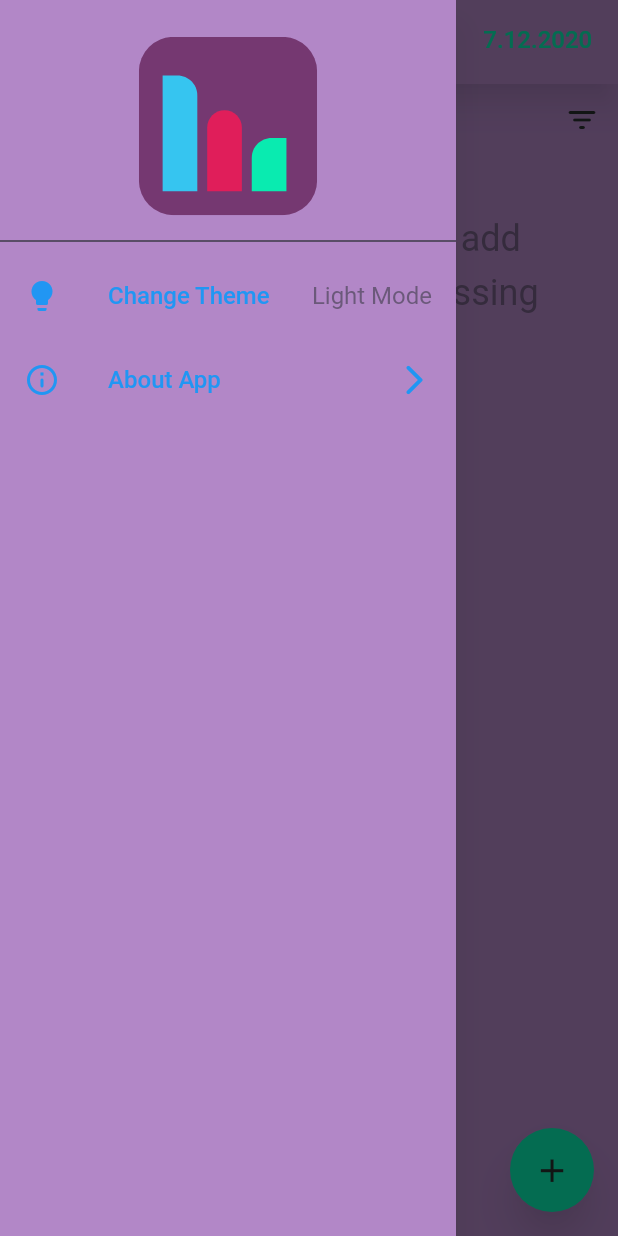
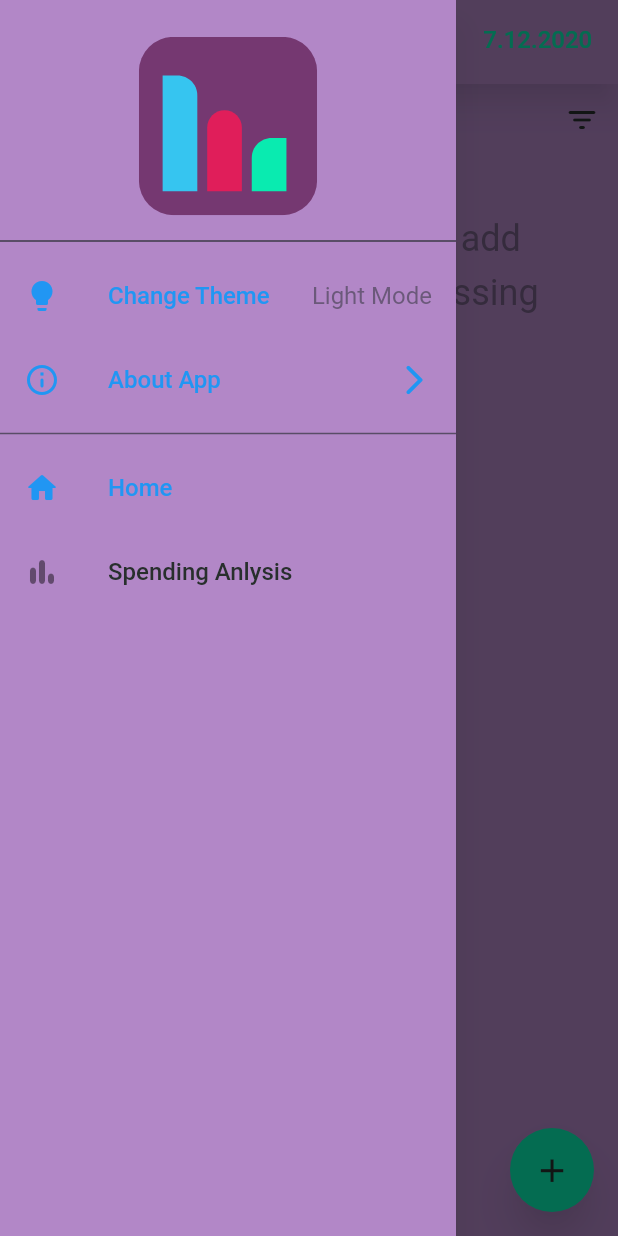
Before and after one commit to Sam21-39/Spend-Analytics, a Flutter app: the MainDashboard screen opened directly, with the side drawer open, on a phone screen of 412 x 824 dp. Run offline on Flutter 3.47's test engine with Material 2 defaults, Android fonts, the phone set to English and light mode, and no system bars; our stand-ins replace flutter_screenutil, flutter_spinkit, flutter_svg, shared_preferences, sqflite; accounts and stored records are empty.

Commit message:
updated tabs

```diff
--- a/spend_analytics/lib/Screens/MainDashboard/main_dashboard.dart
+++ b/spend_analytics/lib/Screens/MainDashboard/main_dashboard.dart
@@ -26,6 +26,7 @@ class _MainDashboardState extends State<MainDashboard> {
 
   bool isLoading = false;
 
+  bool isAnalysis = false;
   @override
   void initState() {
     super.initState();
@@ -60,9 +61,14 @@ class _MainDashboardState extends State<MainDashboard> {
               ),
             ],
           ),
-          drawer: NavigationDrawer(),
+          drawer: NavigationDrawer(
+            isAnalysis: isAnalysis,
+            tabChangeCallback: changeTabCallback,
+          ),
           backgroundColor: Theme.of(context).backgroundColor,
-          body: ListView(
+          body: isAnalysis
+              ? Container()
+              : ListView(
                   children: [
                     Align(
                       alignment: Alignment.topRight,
@@ -151,8 +157,10 @@ class _MainDashboardState extends State<MainDashboard> {
                                               ),
                                               Text(
                                                 spm[index].datetime,
-                                          style: textTheme.bodyText1.copyWith(
-                                            color: Theme.of(context).focusColor,
+                                                style: textTheme.bodyText1
+                                                    .copyWith(
+                                                  color: Theme.of(context)
+                                                      .focusColor,
                                                 ),
                                               ),
                                             ],
@@ -169,7 +177,8 @@ class _MainDashboardState extends State<MainDashboard> {
                                                   spm[index].description,
                                                   style: textTheme.caption,
                                                   maxLines: 2,
-                                            overflow: TextOverflow.ellipsis,
+                                                  overflow:
+                                                      TextOverflow.ellipsis,
                                                 ),
                                               ),
                                               Container(
@@ -177,7 +186,8 @@ class _MainDashboardState extends State<MainDashboard> {
                                                 height: setScreenUtill(75.0),
                                                 decoration: BoxDecoration(
                                                   borderRadius:
-                                                BorderRadius.circular(20.0),
+                                                      BorderRadius.circular(
+                                                          20.0),
                                                   border: Border.all(
                                                     color: Theme.of(context)
                                                         .primaryColor,
@@ -227,6 +237,12 @@ class _MainDashboardState extends State<MainDashboard> {
         ),
       ),
     );
+  }
+
+  void changeTabCallback(bool val) {
+    setState(() {
+      isAnalysis = val;
+    });
   }
 
   void getDbValuesAll() async {
--- a/spend_analytics/lib/Widgets/navigation_drawer.dart
+++ b/spend_analytics/lib/Widgets/navigation_drawer.dart
@@ -6,12 +6,21 @@ import 'package:spend_analytics/Utils/sp_constants.dart';
 import 'package:spend_analytics/main.dart';
 
 class NavigationDrawer extends StatefulWidget {
+  final tabChangeCallback;
+  final bool isAnalysis;
+
+  const NavigationDrawer({
+    Key key,
+    this.tabChangeCallback,
+    this.isAnalysis = false,
+  }) : super(key: key);
   @override
   _NavigationDrawerState createState() => _NavigationDrawerState();
 }
 
 class _NavigationDrawerState extends State<NavigationDrawer> {
   bool isDarkTheme = false;
+
   @override
   void initState() {
     super.initState();
@@ -84,6 +93,32 @@ class _NavigationDrawerState extends State<NavigationDrawer> {
               Icons.arrow_forward_ios_rounded,
             ),
           ),
+          Divider(
+            thickness: 1.0,
+            color: Theme.of(context).dividerColor,
+          ),
+          ListTile(
+            selected: !widget.isAnalysis,
+            leading: Icon(
+              Icons.home_rounded,
+            ),
+            title: Text("Home"),
+            onTap: () {
+              widget.tabChangeCallback(false);
+              Navigator.pop(context);
+            },
+          ),
+          ListTile(
+            selected: widget.isAnalysis,
+            leading: Icon(
+              Icons.bar_chart_rounded,
+            ),
+            title: Text("Spending Anlysis"),
+            onTap: () {
+              widget.tabChangeCallback(true);
+              Navigator.pop(context);
+            },
+          ),
         ],
       ),
     );
--- a/spend_analytics/lib/main.dart
+++ b/spend_analytics/lib/main.dart
@@ -87,7 +87,7 @@ class _MyAppState extends State<MyApp> {
       focusColor: UiColors.lightBlue,
       errorColor: UiColors.red,
       cardTheme: CardTheme(
-        color: UiColors.black,
+        color: UiColors.black.withBlue(60),
         elevation: 8.0,
         shape: RoundedRectangleBorder(
           borderRadius: BorderRadius.circular(12.0),
@@ -108,7 +108,7 @@ class _MyAppState extends State<MyApp> {
       chipTheme: ChipThemeData(
         elevation: 10.0,
         selectedShadowColor: UiColors.lightBlue.withOpacity(0.25),
-        backgroundColor: UiColors.black,
+        backgroundColor: UiColors.black.withBlue(60),
         disabledColor: UiColors.darkGrey.withOpacity(0.5),
         selectedColor: UiColors.primary.withOpacity(0.5),
         secondarySelectedColor: UiColors.lightBlue.withOpacity(0.5),
```
Lines whose indentation alone changed are shown as unchanged.
